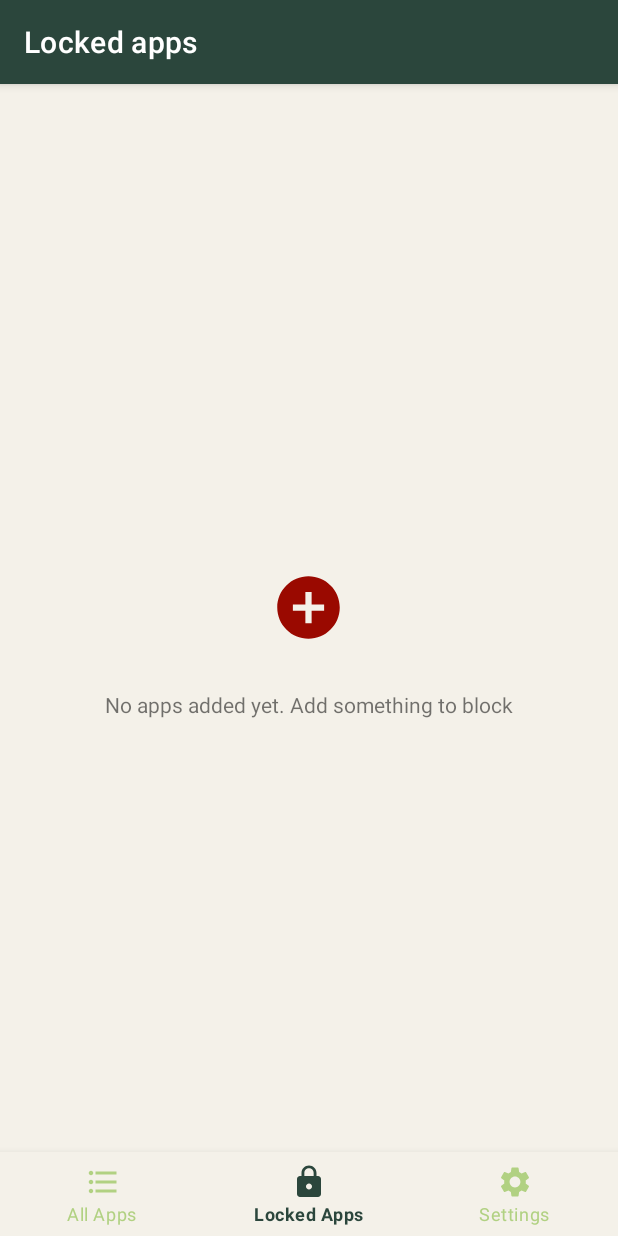
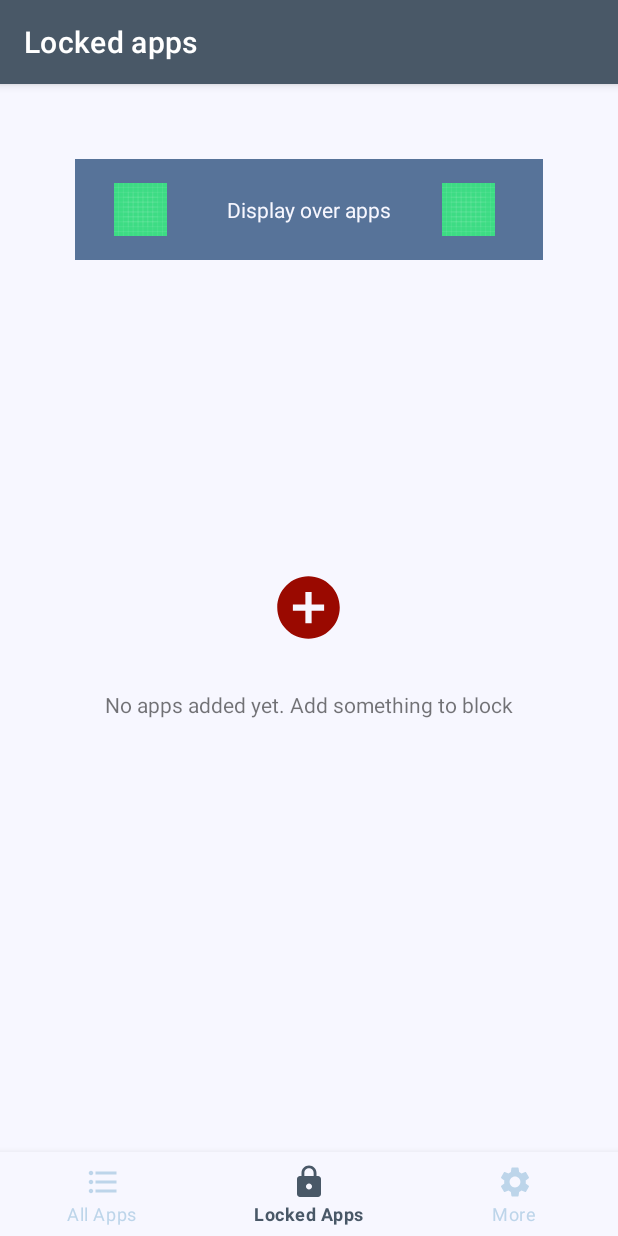
Before and after one commit to diyarfaraj/AppBlockr, an Android app: the screen it shows after launch (MainActivity), on a phone screen of 412 x 824 dp. Run offline under Robolectric (Android 15) with nearby library versions, the phone set to English and light mode, and no system bars.

Commit message:
changed theme color to blue and init permission box

```diff
--- a/app/src/main/res/drawable/selector.xml
+++ b/app/src/main/res/drawable/selector.xml
@@ -1,8 +1,8 @@
 <?xml version="1.0" encoding="utf-8"?>
 <selector xmlns:android="http://schemas.android.com/apk/res/android">
     <item android:state_selected="true"
-        android:color="@color/darkGreen"/>
+        android:color="@color/darkBlue"/>
     <item android:state_selected="false"
-        android:color="@color/lightGreen"/>
+        android:color="@color/lightBlue"/>
 
 </selector>
--- a/app/src/main/res/layout/activity_main.xml
+++ b/app/src/main/res/layout/activity_main.xml
@@ -7,6 +7,58 @@
     android:layout_height="match_parent"
     android:id="@+id/main_activity"
     tools:context=".MainActivity">
+
+
+  <RelativeLayout
+      android:layout_width="wrap_content"
+      android:layout_height="wrap_content"
+      android:padding="16dp"
+      android:layout_margin="50dp"
+      android:id="@+id/permissionsBox"
+      android:background="@color/blue"
+      >
+    <ImageView
+        android:id="@+id/checkedIcon"
+        android:layout_width="35dp"
+        android:layout_height="35dp"
+        android:layout_centerVertical="true"
+        android:layout_marginStart="10dp"
+        android:layout_marginLeft="10dp"
+        app:srcCompat="@drawable/ic_launcher_background"
+        tools:ignore="VectorDrawableCompat" />
+    <ImageView
+        android:id="@+id/permissionStatus"
+        android:layout_width="35dp"
+        android:layout_height="35dp"
+        android:layout_marginEnd="16dp"
+        android:layout_marginRight="16dp"
+        android:layout_alignParentRight="true"
+        app:srcCompat="@drawable/ic_launcher_background"
+        tools:ignore="VectorDrawableCompat" />
+
+    <TextView
+        android:id="@+id/appname"
+        android:textColor="@color/white"
+        android:layout_width="wrap_content"
+        android:layout_height="wrap_content"
+        android:layout_marginStart="8dp"
+        android:layout_marginLeft="8dp"
+        android:layout_centerHorizontal="true"
+        android:layout_marginEnd="8dp"
+        android:layout_marginRight="8dp"
+        android:text="Display over apps"
+        android:textSize="14sp"
+
+        android:layout_centerVertical="true"
+        android:layout_toRightOf="@+id/appicon"
+        app:layout_constraintBottom_toBottomOf="parent"
+        app:layout_constraintEnd_toStartOf="@+id/permissionStatus"
+        app:layout_constraintHorizontal_bias="0.102"
+        app:layout_constraintStart_toEndOf="@+id/appicon"
+        app:layout_constraintTop_toTopOf="parent" />
+  </RelativeLayout>
+
+
 
 
   <androidx.recyclerview.widget.RecyclerView
--- a/app/src/main/res/menu/menu_navigation.xml
+++ b/app/src/main/res/menu/menu_navigation.xml
@@ -7,7 +7,7 @@
         android:title="Locked Apps"
         android:icon="@drawable/locked_icon"/>
     <item android:id="@+id/nav_settings"
-        android:title="Settings"
+        android:title="More"
         android:icon="@drawable/ic_baseline_settings_"/>
 
 </menu>
--- a/app/src/main/res/values/colors.xml
+++ b/app/src/main/res/values/colors.xml
@@ -6,13 +6,15 @@
     <color name="teal_200">#FF03DAC5</color>
     <color name="teal_700">#FF018786</color>
     <color name="black">#FF000000</color>
-    <color name="white">#f4f1e9</color>
+    <color name="white">#f7f7ff</color>
     <color name="grey">#A9A9A9</color>
     <color name="darkGrey">#595858</color>
+    <color name="alertRed">#ff3366</color>
 
-    <color name="darkGreen">#2b463c</color>
-    <color name="green">#688f4e</color>
-    <color name="lightGreen">#b1d182</color>
+
+    <color name="darkBlue">#495867</color>
+    <color name="blue">#577399</color>
+    <color name="lightBlue">#bdd5ea</color>
 
 
 
--- a/app/src/main/res/values/themes.xml
+++ b/app/src/main/res/values/themes.xml
@@ -2,8 +2,8 @@
     <!-- Base application theme. -->
     <style name="Theme.Appsift" parent="Theme.MaterialComponents.DayNight.DarkActionBar">
         <!-- Primary brand color. -->
-        <item name="colorPrimary">@color/darkGreen</item>
-        <item name="colorPrimaryVariant">@color/green</item>
+        <item name="colorPrimary">@color/darkBlue</item>
+        <item name="colorPrimaryVariant">@color/blue</item>
         <item name="colorOnPrimary">@color/white</item>
         <!-- Secondary brand color. -->
         <item name="colorSecondary">@color/teal_200</item>
```
